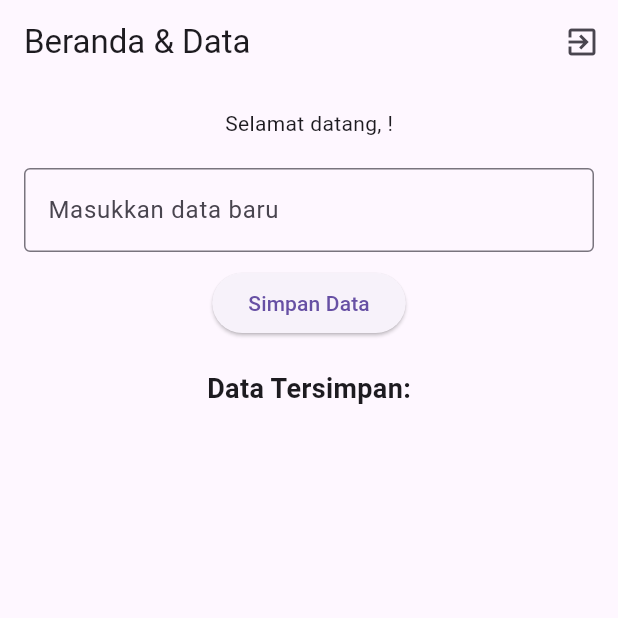
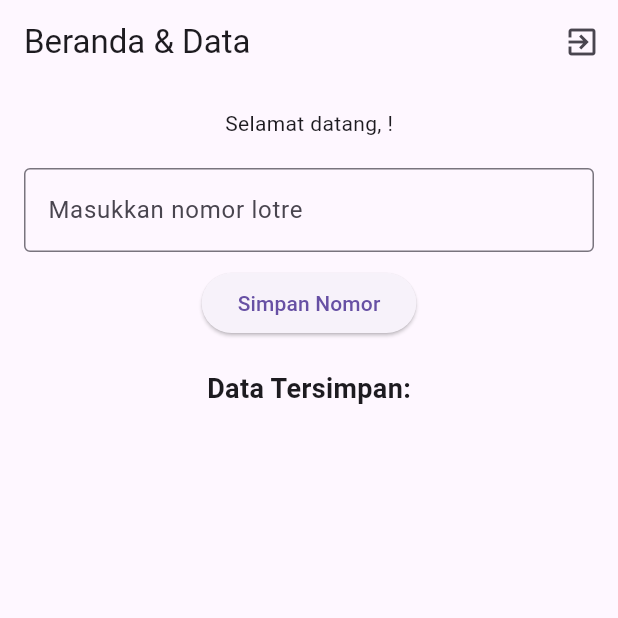
Before and after one commit to Naneo1002/Praktikum-PPBCS, a Flutter app: the screen it shows once a user with an empty profile is signed in, on a phone screen of 412 x 824 dp, the top half of it. Run offline on Flutter 3.47's test engine with Material 3 defaults, Android fonts, the phone set to English and light mode, and no system bars; our stand-ins replace cloud_firestore, firebase_auth, firebase_core; accounts and stored records are empty.

Commit message:
update input data

```diff
--- a/lib/home_screen.dart
+++ b/lib/home_screen.dart
@@ -48,14 +48,14 @@ class _HomeScreenState extends State<HomeScreen> {
             TextField(
               controller: _dataController,
               decoration: const InputDecoration(
-                labelText: 'Masukkan data baru',
+                labelText: 'Masukkan nomor lotre',
                 border: OutlineInputBorder(),
               ),
             ),
             const SizedBox(height: 10),
             ElevatedButton(
               onPressed: _addData,
-              child: const Text('Simpan Data'),
+              child: const Text('Simpan Nomor'),
             ),
             const SizedBox(height: 20),
             const Text(
```
